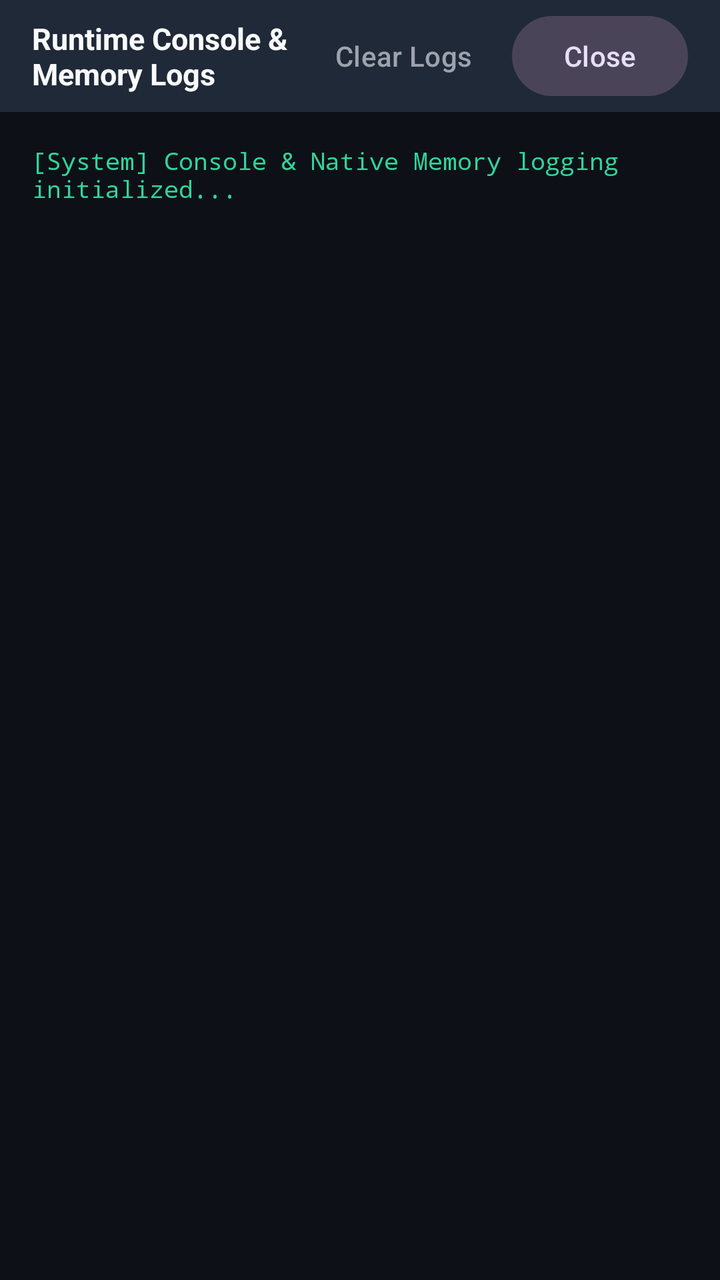
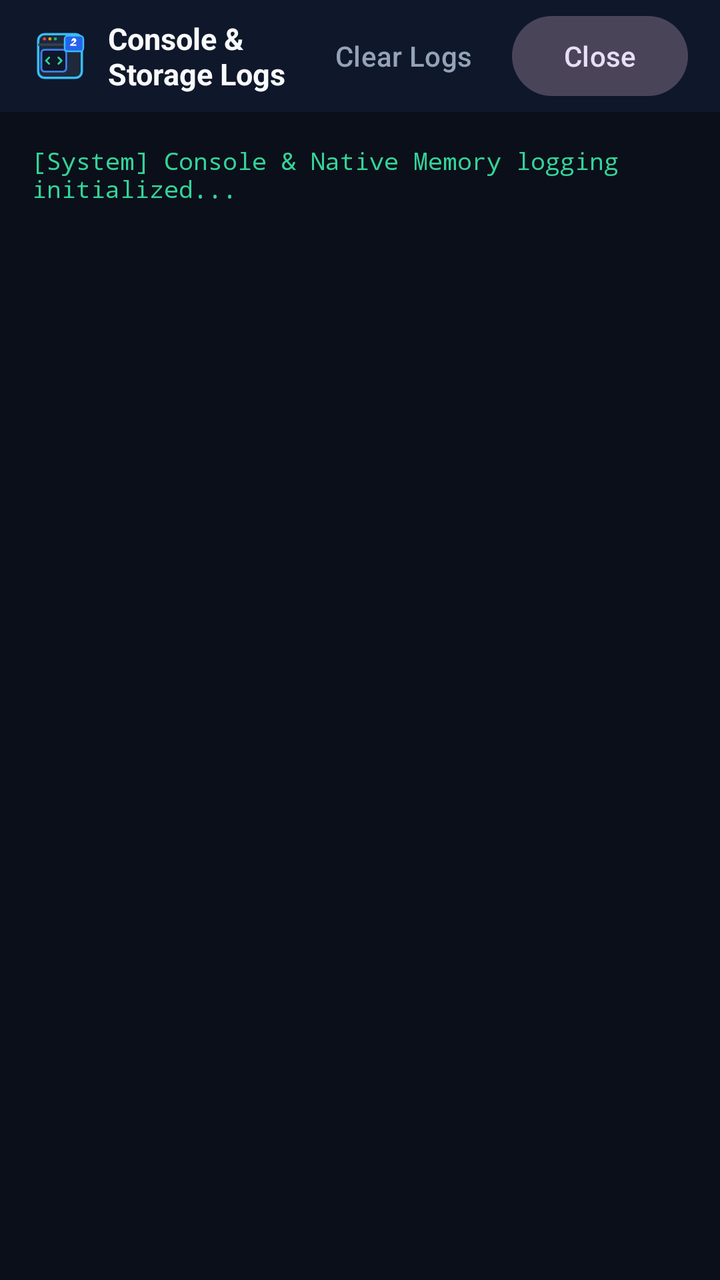

An Android layout rendered at two revisions. The XML below is the earlier revision; the diff shows what the commit changed to produce the second picture.
<!-- AndroidManifest.xml: application theme Theme.RuntimeWebCompiler -->
<!-- res/layout/dialog_console_logs.xml -->
<?xml version="1.0" encoding="utf-8"?>
<LinearLayout xmlns:android="http://schemas.android.com/apk/res/android"
    xmlns:app="http://schemas.android.com/apk/res-auto"
    android:layout_width="match_parent"
    android:layout_height="match_parent"
    android:background="@color/surface"
    android:orientation="vertical">

    
    <LinearLayout
        android:layout_width="match_parent"
        android:layout_height="56dp"
        android:background="@color/surface_variant"
        android:gravity="center_vertical"
        android:orientation="horizontal"
        android:paddingHorizontal="16dp">

        <TextView
            android:layout_width="0dp"
            android:layout_height="wrap_content"
            android:layout_weight="1"
            android:text="@string/logs_title"
            android:textColor="@color/on_surface"
            android:textSize="15sp"
            android:textStyle="bold" />

        <com.google.android.material.button.MaterialButton
            android:id="@+id/logs_btn_clear"
            style="@style/Widget.Material3.Button.TextButton"
            android:layout_width="wrap_content"
            android:layout_height="wrap_content"
            android:text="@string/clear_logs"
            android:textColor="@color/on_surface_muted" />

        <com.google.android.material.button.MaterialButton
            android:id="@+id/logs_btn_close"
            style="@style/Widget.Material3.Button.TonalButton"
            android:layout_width="wrap_content"
            android:layout_height="wrap_content"
            android:layout_marginStart="8dp"
            android:text="@string/close" />
    </LinearLayout>

    
    <ScrollView
        android:id="@+id/logs_scroll_view"
        android:layout_width="match_parent"
        android:layout_height="0dp"
        android:layout_weight="1"
        android:background="@color/code_editor_bg"
        android:fillViewport="true">

        <TextView
            android:id="@+id/logs_text_view"
            android:layout_width="match_parent"
            android:layout_height="wrap_content"
            android:fontFamily="monospace"
            android:padding="16dp"
            android:text="[System] Console &amp; Native Memory logging initialized...\n"
            android:textColor="#34D399"
            android:textIsSelectable="true"
            android:textSize="12sp" />
    </ScrollView>

</LinearLayout>
<!-- resources referenced by this layout -->
<resources>
  <color name="code_editor_bg">#0D1117</color>
  <color name="on_surface">#F9FAFB</color>
  <color name="on_surface_muted">#9CA3AF</color>
  <color name="surface">#111827</color>
  <color name="surface_variant">#1F2937</color>
  <string name="clear_logs">Clear Logs</string>
  <string name="close">Close</string>
  <string name="logs_title">Runtime Console &amp; Memory Logs</string>
  <style name="Theme.RuntimeWebCompiler" parent="Theme.Material3.Dark.NoActionBar">
          <item name="colorPrimary">@color/primary</item>
          <item name="colorOnPrimary">@color/on_primary</item>
          <item name="android:statusBarColor">@color/surface</item>
          <item name="android:navigationBarColor">@color/surface</item>
          <item name="android:windowBackground">@color/background</item>
      </style>
  <color name="primary">#2563EB</color>
  <color name="on_primary">#FFFFFF</color>
  <color name="background">#090D16</color>
</resources>

<!-- the commit's change to res/layout/dialog_console_logs.xml (unified diff, before → after) -->
@@ -10,14 +10,21 @@
     <LinearLayout
         android:layout_width="match_parent"
         android:layout_height="56dp"
-        android:background="@color/surface_variant"
+        android:background="@color/surface"
         android:gravity="center_vertical"
         android:orientation="horizontal"
         android:paddingHorizontal="16dp">
 
+        <ImageView
+            android:layout_width="28dp"
+            android:layout_height="28dp"
+            android:contentDescription="@null"
+            android:src="@drawable/ic_app_logo" />
+
         <TextView
             android:layout_width="0dp"
             android:layout_height="wrap_content"
+            android:layout_marginStart="10dp"
             android:layout_weight="1"
             android:text="@string/logs_title"
             android:textColor="@color/on_surface"
<!-- resource entries referenced after the edit -->
@@ -1,21 +1,22 @@
 <!-- resources referenced by this layout -->
 <resources>
-  <color name="code_editor_bg">#0D1117</color>
+  <color name="code_editor_bg">#0B0F19</color>
   <color name="on_surface">#F9FAFB</color>
-  <color name="on_surface_muted">#9CA3AF</color>
-  <color name="surface">#111827</color>
-  <color name="surface_variant">#1F2937</color>
+  <color name="on_surface_muted">#94A3B8</color>
+  <color name="surface">#0F172A</color>
+  <!-- drawable ic_app_logo: vector/xml drawable (drawable, 2306 chars, omitted) -->
   <string name="clear_logs">Clear Logs</string>
   <string name="close">Close</string>
-  <string name="logs_title">Runtime Console &amp; Memory Logs</string>
+  <string name="logs_title">Console &amp; Storage Logs</string>
   <style name="Theme.RuntimeWebCompiler" parent="Theme.Material3.Dark.NoActionBar">
           <item name="colorPrimary">@color/primary</item>
           <item name="colorOnPrimary">@color/on_primary</item>
-          <item name="android:statusBarColor">@color/surface</item>
-          <item name="android:navigationBarColor">@color/surface</item>
+          <item name="android:statusBarColor">@android:color/transparent</item>
+          <item name="android:navigationBarColor">@android:color/transparent</item>
           <item name="android:windowBackground">@color/background</item>
+          <item name="android:windowLightStatusBar">false</item>
       </style>
-  <color name="primary">#2563EB</color>
+  <color name="primary">#3B82F6</color>
   <color name="on_primary">#FFFFFF</color>
   <color name="background">#090D16</color>
 </resources>
